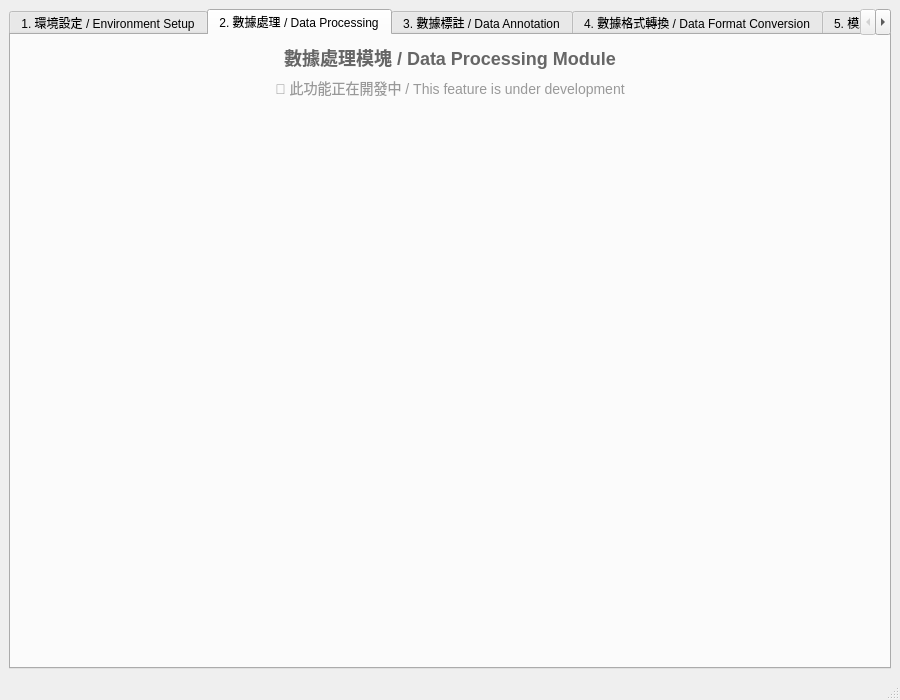
Above: mainwindow.ui from kancheng/capybara before the change. Below: the same form after it.
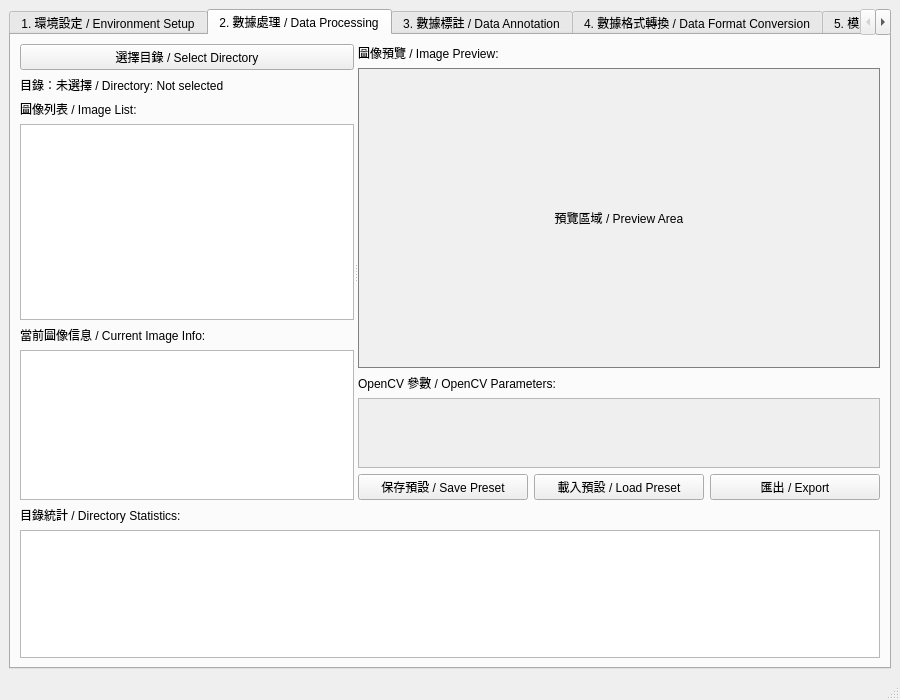
That is the form after the change. The open tabs and pages were chosen to show the change.

Commit message: Added Data Processing

What changed in the file:
```diff
--- a/mainwindow.ui
+++ b/mainwindow.ui
@@ -169,43 +169,181 @@
        </attribute>
        <layout class="QVBoxLayout" name="verticalLayout_3">
         <item>
-         <widget class="QLabel" name="dataProcessingLabel">
-          <property name="text">
-           <string>數據處理模塊 / Data Processing Module</string>
-          </property>
-          <property name="alignment">
-           <set>Qt::AlignCenter</set>
-          </property>
-          <property name="styleSheet">
-           <string>font-size: 18px; font-weight: bold; color: #666;</string>
-          </property>
-         </widget>
-        </item>
-        <item>
-         <widget class="QLabel" name="dataProcessingStatusLabel">
-          <property name="text">
-           <string>🚧 此功能正在開發中 / This feature is under development</string>
-          </property>
-          <property name="alignment">
-           <set>Qt::AlignCenter</set>
-          </property>
-          <property name="styleSheet">
-           <string>font-size: 14px; color: #999;</string>
-          </property>
-         </widget>
-        </item>
-        <item>
-         <spacer name="verticalSpacer_2">
+         <widget class="QSplitter" name="dataProcessingSplitter">
           <property name="orientation">
-           <enum>Qt::Vertical</enum>
+           <enum>Qt::Horizontal</enum>
           </property>
-          <property name="sizeHint" stdset="0">
+          <property name="childrenCollapsible">
+           <bool>false</bool>
+          </property>
+          <!-- 左側：文件列表和目錄選擇 -->
+          <widget class="QWidget" name="leftPanel">
+           <property name="minimumSize">
+            <size>
+             <width>250</width>
+             <height>0</height>
+            </size>
+           </property>
+           <layout class="QVBoxLayout" name="leftPanelLayout">
+            <item>
+             <widget class="QPushButton" name="selectDirectoryButton">
+              <property name="text">
+               <string>選擇目錄 / Select Directory</string>
+              </property>
+             </widget>
+            </item>
+            <item>
+             <widget class="QLabel" name="directoryPathLabel">
+              <property name="text">
+               <string>目錄：未選擇 / Directory: Not selected</string>
+              </property>
+              <property name="wordWrap">
+               <bool>true</bool>
+              </property>
+             </widget>
+            </item>
+            <item>
+             <widget class="QLabel" name="imageListLabel">
+              <property name="text">
+               <string>圖像列表 / Image List:</string>
+              </property>
+             </widget>
+            </item>
+            <item>
+             <widget class="QListWidget" name="imageListWidget">
+              <property name="selectionMode">
+               <enum>QAbstractItemView::SingleSelection</enum>
+              </property>
+             </widget>
+            </item>
+            <item>
+             <widget class="QLabel" name="currentImageInfoLabel">
+              <property name="text">
+               <string>當前圖像信息 / Current Image Info:</string>
+              </property>
+             </widget>
+            </item>
+            <item>
+             <widget class="QTextEdit" name="currentImageInfoText">
+              <property name="readOnly">
+               <bool>true</bool>
+              </property>
+              <property name="maximumSize">
+               <size>
+                <width>16777215</width>
+                <height>150</height>
+               </size>
+              </property>
+             </widget>
+            </item>
+           </layout>
+          </widget>
+          <!-- 右側：預覽和參數控制 -->
+          <widget class="QWidget" name="rightPanel">
+           <layout class="QVBoxLayout" name="rightPanelLayout">
+            <item>
+             <widget class="QLabel" name="previewLabel">
+              <property name="text">
+               <string>圖像預覽 / Image Preview:</string>
+              </property>
+             </widget>
+            </item>
+            <item>
+             <widget class="QLabel" name="imagePreviewLabel">
+              <property name="minimumSize">
+               <size>
+                <width>400</width>
+                <height>300</height>
+               </size>
+              </property>
+              <property name="alignment">
+               <set>Qt::AlignCenter</set>
+              </property>
+              <property name="styleSheet">
+               <string>border: 1px solid gray; background-color: #f0f0f0;</string>
+              </property>
+              <property name="text">
+               <string>預覽區域 / Preview Area</string>
+              </property>
+              <property name="scaledContents">
+               <bool>true</bool>
+              </property>
+             </widget>
+            </item>
+            <item>
+             <widget class="QLabel" name="opencvParamsLabel">
+              <property name="text">
+               <string>OpenCV 參數 / OpenCV Parameters:</string>
+              </property>
+             </widget>
+            </item>
+            <item>
+             <widget class="QScrollArea" name="opencvParamsScrollArea">
+              <property name="widgetResizable">
+               <bool>true</bool>
+              </property>
+              <widget class="QWidget" name="opencvParamsWidget">
+               <property name="geometry">
+                <rect>
+                 <x>0</x>
+                 <y>0</y>
+                 <width>400</width>
+                 <height>200</height>
+                </rect>
+               </property>
+               <layout class="QFormLayout" name="opencvParamsLayout">
+               </layout>
+              </widget>
+             </widget>
+            </item>
+            <item>
+             <layout class="QHBoxLayout" name="buttonLayout">
+              <item>
+               <widget class="QPushButton" name="savePresetButton">
+                <property name="text">
+                 <string>保存預設 / Save Preset</string>
+                </property>
+               </widget>
+              </item>
+              <item>
+               <widget class="QPushButton" name="loadPresetButton">
+                <property name="text">
+                 <string>載入預設 / Load Preset</string>
+                </property>
+               </widget>
+              </item>
+              <item>
+               <widget class="QPushButton" name="exportButton">
+                <property name="text">
+                 <string>匯出 / Export</string>
+                </property>
+               </widget>
+              </item>
+             </layout>
+            </item>
+           </layout>
+          </widget>
+         </widget>
+        </item>
+        <item>
+         <widget class="QLabel" name="directoryStatsLabel">
+          <property name="text">
+           <string>目錄統計 / Directory Statistics:</string>
+          </property>
+         </widget>
+        </item>
+        <item>
+         <widget class="QTextEdit" name="directoryStatsText">
+          <property name="readOnly">
+           <bool>true</bool>
+          </property>
+          <property name="maximumSize">
            <size>
-            <width>20</width>
-            <height>40</height>
+            <width>16777215</width>
+            <height>200</height>
            </size>
           </property>
-         </spacer>
+         </widget>
         </item>
        </layout>
       </widget>
```
The commit also changes 14 other files.
